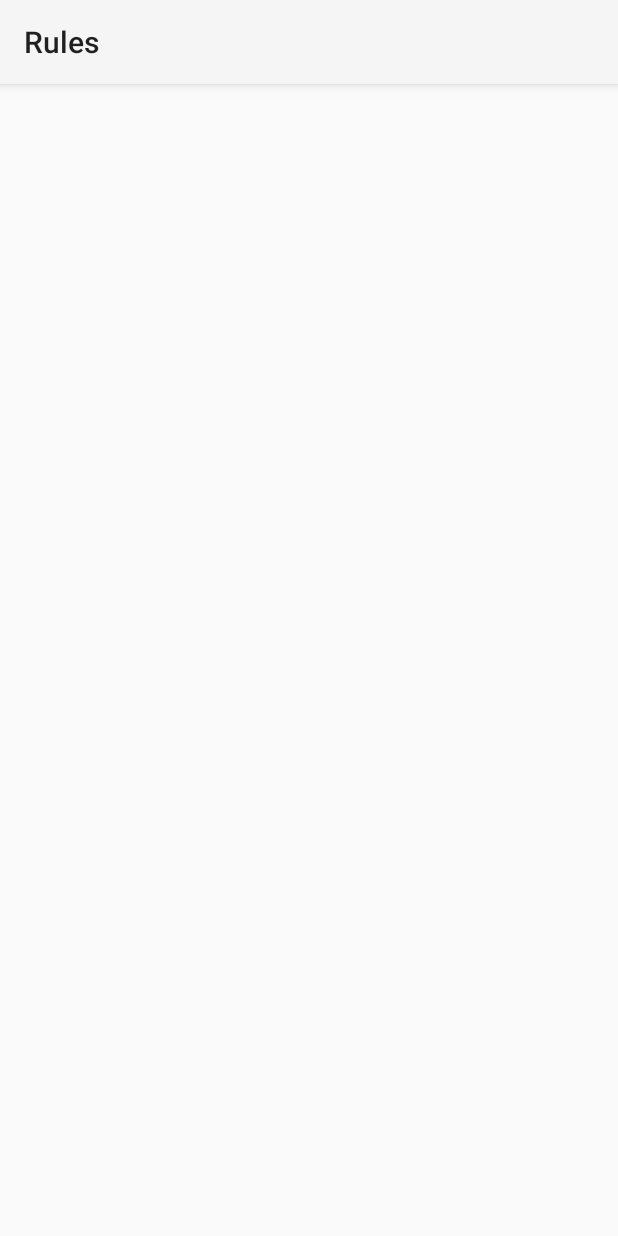
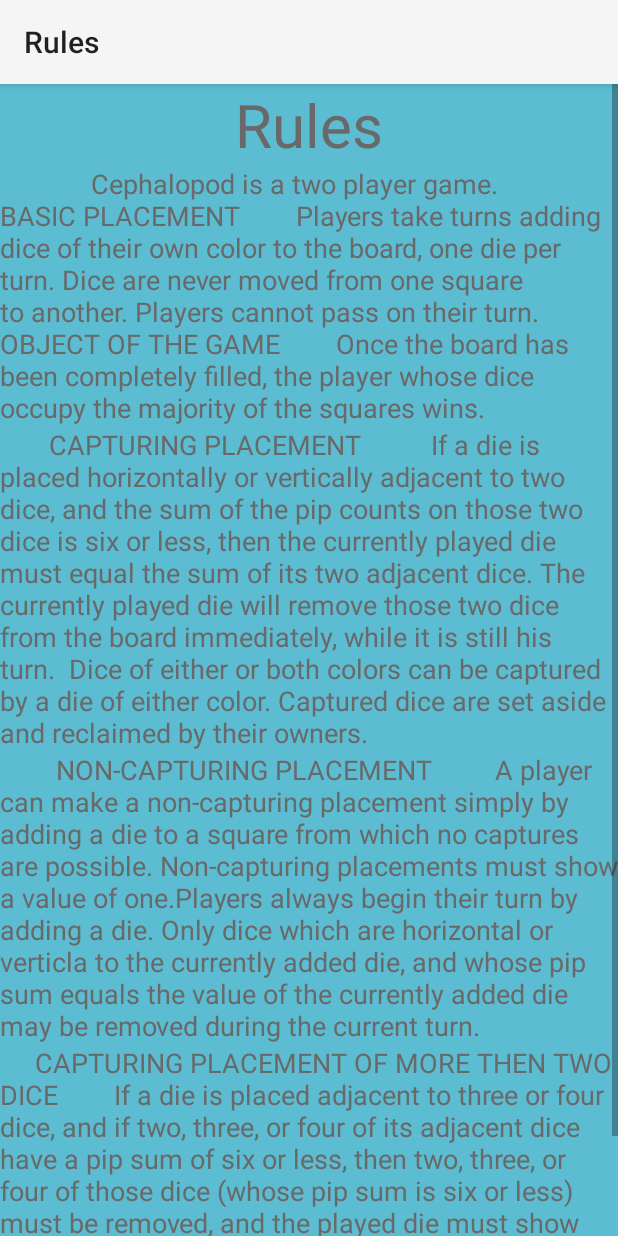
Before and after one commit to speaknomadic/Cephalopod-for-Android, an Android app: the RulesActivity screen opened directly, with no data from a screen before it, on a phone screen of 412 x 824 dp. Before the commit the screen is almost empty. Run offline under Robolectric (Android 15) with nearby library versions, the phone set to English and light mode, and no system bars.

Commit message:
Rules added

```diff
--- a/CephalopodforAndroid/src/main/res/layout/activity_rules.xml
+++ b/CephalopodforAndroid/src/main/res/layout/activity_rules.xml
@@ -1,6 +1,79 @@
 <?xml version="1.0" encoding="utf-8"?>
-<RelativeLayout xmlns:android="http://schemas.android.com/apk/res/android"
+<LinearLayout xmlns:android="http://schemas.android.com/apk/res/android"
     xmlns:tools="http://schemas.android.com/tools"
     android:layout_width="match_parent"
     android:layout_height="match_parent"
-    tools:context="cephalopod.board.game.RulesActivity"></RelativeLayout>
+    android:orientation="vertical"
+    android:background="@color/blue"
+    tools:context="cephalopod.board.game.RulesActivity">
+
+
+
+    <ScrollView
+        android:layout_width="match_parent"
+        android:layout_height="0dp"
+        android:layout_weight="1">
+     <LinearLayout
+         android:layout_width="match_parent"
+         android:layout_height="0dp"
+         android:layout_weight="1"
+         android:orientation="vertical"
+         android:gravity="center_horizontal">
+         <TextView
+             android:layout_width="wrap_content"
+             android:layout_height="wrap_content"
+             android:text="Rules"
+             android:textSize="40sp"
+             android:textColor="@color/darkGrey"
+             android:layout_gravity="center"/>
+         <TextView
+             android:layout_width="wrap_content"
+             android:layout_height="wrap_content"
+             android:textSize="18sp"
+             android:textColor="@color/darkGrey"
+             android:text="             Cephalopod is a two player game.
+      BASIC PLACEMENT
+      Players take turns adding dice of their own color to the board, one die per turn. Dice are never moved from one square to another. Players cannot pass on their turn.
+      OBJECT OF THE GAME
+      Once the board has been completely filled, the player whose dice occupy the majority of the squares wins. "/>
+         <TextView
+             android:layout_width="wrap_content"
+             android:layout_height="wrap_content"
+             android:textSize="18sp"
+             android:textColor="@color/darkGrey"
+             android:text="       CAPTURING PLACEMENT
+        If a die is placed horizontally or vertically adjacent to two dice, and the sum of the pip counts on those two dice is six or less, then the currently played die must equal the sum of its two adjacent dice. The currently played die will remove those two dice from the board immediately, while it is still his turn.  Dice of either or both colors can be captured by a die of either color. Captured dice are set aside and reclaimed by their owners. "/>
+         <TextView
+             android:layout_width="wrap_content"
+             android:layout_height="wrap_content"
+             android:textSize="18sp"
+             android:textColor="@color/darkGrey"
+             android:text="        NON-CAPTURING PLACEMENT
+        A player can make a non-capturing placement simply by adding a die to a square from which no captures are possible. Non-capturing placements must show a value of one.Players always begin their turn by adding a die. Only dice which are horizontal or verticla to the currently added die, and whose pip sum equals the value of the currently added die may be removed during the current turn."/>
+
+         <TextView
+             android:layout_width="wrap_content"
+             android:layout_height="wrap_content"
+             android:textSize="18sp"
+             android:textColor="@color/darkGrey"
+             android:text="     CAPTURING PLACEMENT OF MORE THEN TWO DICE
+       If a die is placed adjacent to three or four dice, and if two, three, or four of its adjacent dice have a pip sum of six or less, then two, three, or four of those dice (whose pip sum is six or less) must be removed, and the played die must show the pip sum of the removed dice. "/>
+
+         <Button
+             android:id="@+id/rulesBack_button"
+             android:layout_width="wrap_content"
+             android:layout_height="wrap_content"
+             android:layout_alignParentBottom="true"
+             android:layout_gravity="center"
+             android:background="@drawable/shadow"
+             android:fontFamily="@string/app_name"
+             android:onClick="back"
+             android:text="Back"
+             android:textColor="@color/darkGrey"
+             android:textSize="20sp"
+
+
+             />
+     </LinearLayout>
+    </ScrollView>
+</LinearLayout>
```
